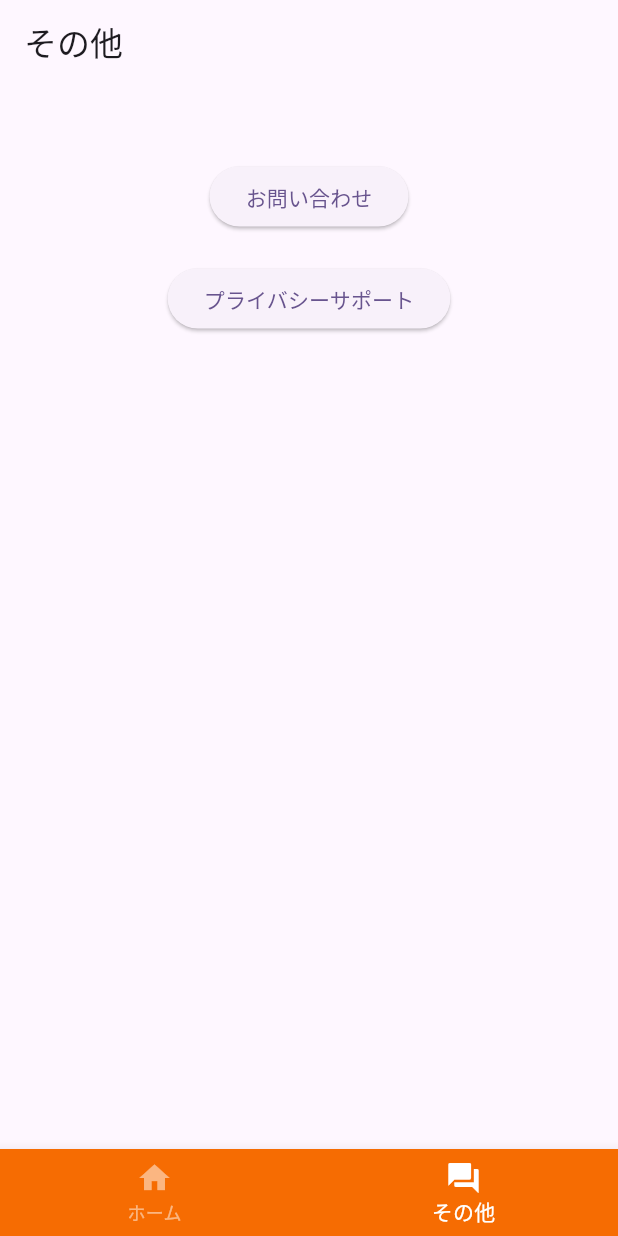
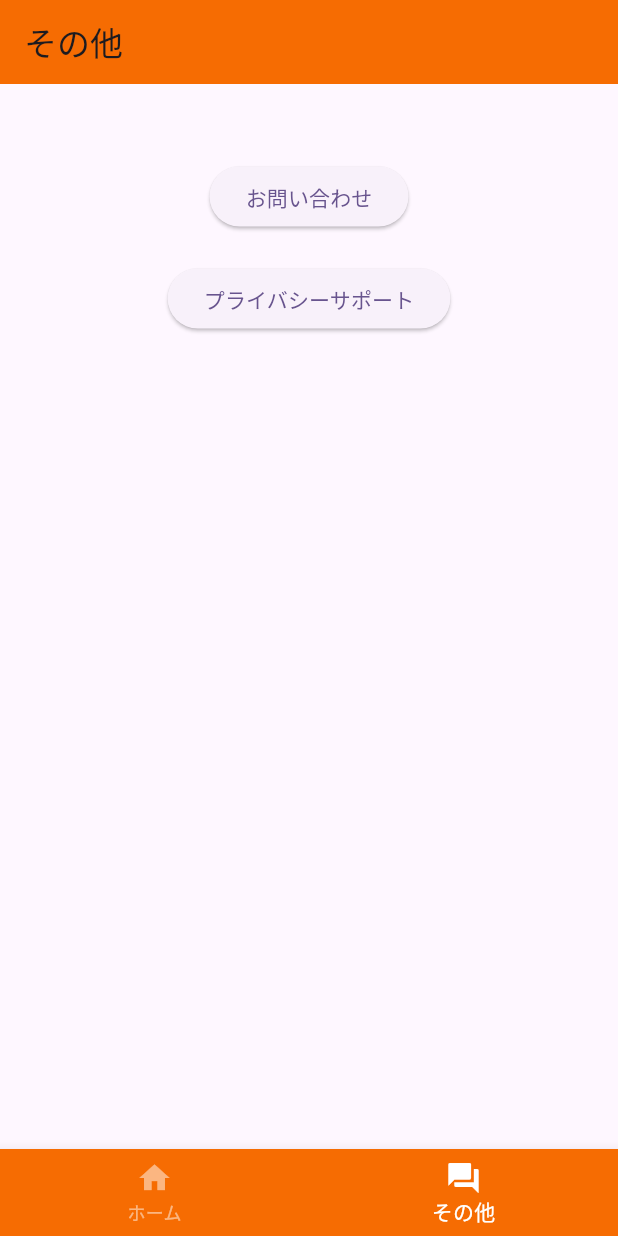
Before and after one commit to hashimo000/schedule_app, a Flutter app: the screen it shows after launch, item 2 of the bottom bar chosen, on a phone screen of 412 x 824 dp. Run offline on Flutter 3.47's test engine with Material 3 defaults, Android fonts, the phone set to English and light mode, and no system bars; our stand-ins replace flutter_riverpod.

Commit message:
バックグラウンドカラー　チェンジ

```diff
--- a/lib/inquiries.dart
+++ b/lib/inquiries.dart
@@ -12,6 +12,7 @@ class InquiriesPage extends StatelessWidget {
     return Scaffold(
       appBar: AppBar(
         title: const Text('その他'),
+        backgroundColor: Color.fromARGB(255, 246, 108, 2),
       ),
       body: Column(
         children: <Widget>[
```
